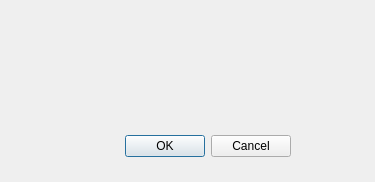
Old version of the form newobject.ui in the repository HackTheForce2D/HapticSoftware.
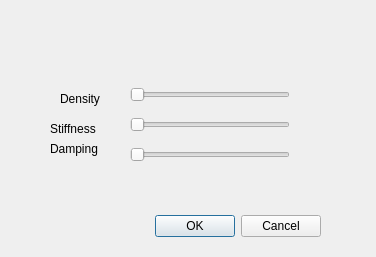
New version of the form.

```diff
--- a/newobject.ui
+++ b/newobject.ui
@@ -6,8 +6,8 @@
    <rect>
     <x>0</x>
     <y>0</y>
-    <width>375</width>
-    <height>182</height>
+    <width>376</width>
+    <height>257</height>
    </rect>
   </property>
   <property name="windowTitle">
@@ -16,8 +16,8 @@
   <widget class="QDialogButtonBox" name="buttonBox">
    <property name="geometry">
     <rect>
-     <x>-50</x>
-     <y>130</y>
+     <x>-20</x>
+     <y>210</y>
      <width>341</width>
      <height>32</height>
     </rect>
@@ -29,6 +29,84 @@
     <set>QDialogButtonBox::Cancel|QDialogButtonBox::Ok</set>
    </property>
   </widget>
+  <widget class="QSlider" name="horizontalSlider">
+   <property name="geometry">
+    <rect>
+     <x>130</x>
+     <y>80</y>
+     <width>160</width>
+     <height>29</height>
+    </rect>
+   </property>
+   <property name="orientation">
+    <enum>Qt::Horizontal</enum>
+   </property>
+  </widget>
+  <widget class="QSlider" name="horizontalSlider_2">
+   <property name="geometry">
+    <rect>
+     <x>130</x>
+     <y>110</y>
+     <width>160</width>
+     <height>29</height>
+    </rect>
+   </property>
+   <property name="orientation">
+    <enum>Qt::Horizontal</enum>
+   </property>
+  </widget>
+  <widget class="QSlider" name="horizontalSlider_3">
+   <property name="geometry">
+    <rect>
+     <x>130</x>
+     <y>140</y>
+     <width>160</width>
+     <height>29</height>
+    </rect>
+   </property>
+   <property name="orientation">
+    <enum>Qt::Horizontal</enum>
+   </property>
+  </widget>
+  <widget class="QLabel" name="label">
+   <property name="geometry">
+    <rect>
+     <x>60</x>
+     <y>90</y>
+     <width>67</width>
+     <height>17</height>
+    </rect>
+   </property>
+   <property name="text">
+    <string>Density</string>
+   </property>
+  </widget>
+  <widget class="QLabel" name="label_2">
+   <property name="geometry">
+    <rect>
+     <x>50</x>
+     <y>120</y>
+     <width>67</width>
+     <height>17</height>
+    </rect>
+   </property>
+   <property name="text">
+    <string>Stiffness</string>
+   </property>
+  </widget>
+  <widget class="QLabel" name="label_3">
+   <property name="geometry">
+    <rect>
+     <x>50</x>
+     <y>140</y>
+     <width>67</width>
+     <height>17</height>
+    </rect>
+   </property>
+   <property name="text">
+    <string>Damping</string>
+   </property>
+  </widget>
  </widget>
  <resources/>
  <connections>
```
